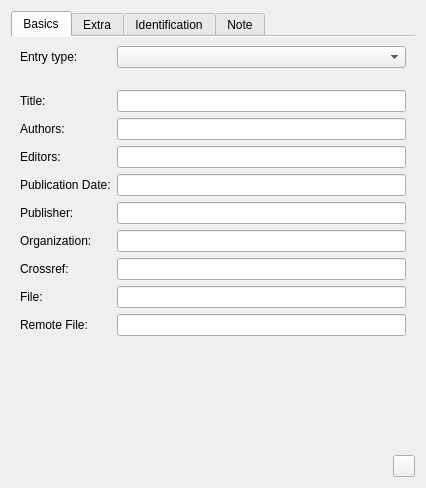
Before: the Qt Designer form src/sidebar/publicationwidget.ui in KDE/conquirere, drawn with Qt 5.
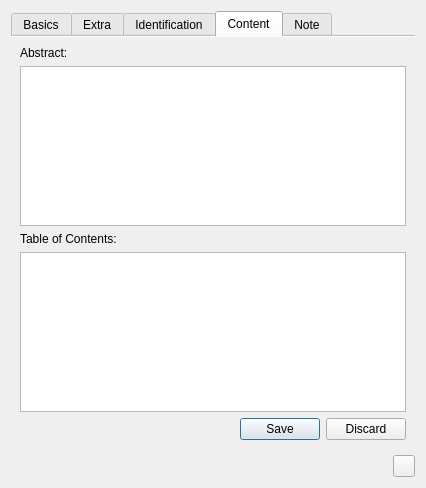
After: the same form once the commit is applied. The open tabs and pages were chosen to show the change. Custom widgets are drawn as their Qt base class.

Commit message: changed chapter edit, added lastaccessed for webpages, added note, annotation,abstract

Diff of the .ui file:
```diff
--- a/src/sidebar/publicationwidget.ui
+++ b/src/sidebar/publicationwidget.ui
@@ -400,6 +400,46 @@
        </item>
       </layout>
      </widget>
+     <widget class="QWidget" name="tab_5">
+      <attribute name="title">
+       <string>Content</string>
+      </attribute>
+      <layout class="QVBoxLayout" name="verticalLayout_3">
+       <item>
+        <widget class="QLabel" name="label_28">
+         <property name="text">
+          <string>Abstract:</string>
+         </property>
+         <property name="buddy">
+          <cstring>editAbstract</cstring>
+         </property>
+        </widget>
+       </item>
+       <item>
+        <widget class="QPlainTextEdit" name="editAbstract"/>
+       </item>
+       <item>
+        <widget class="QLabel" name="label_29">
+         <property name="text">
+          <string>Table of Contents:</string>
+         </property>
+         <property name="buddy">
+          <cstring>editTOC</cstring>
+         </property>
+        </widget>
+       </item>
+       <item>
+        <widget class="QPlainTextEdit" name="editTOC"/>
+       </item>
+       <item>
+        <widget class="QDialogButtonBox" name="contentButtonBox">
+         <property name="standardButtons">
+          <set>QDialogButtonBox::Discard|QDialogButtonBox::Save</set>
+         </property>
+        </widget>
+       </item>
+      </layout>
+     </widget>
      <widget class="QWidget" name="tab_4">
       <attribute name="title">
        <string>Note</string>
```
Left out of the diff: 245 changed lines with no effect on the pictures. The commit also changes 4 other files.
